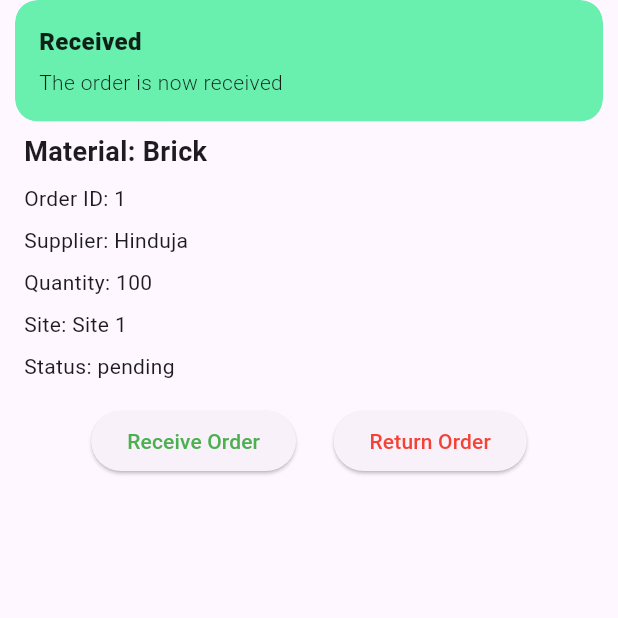
After one commit to editorschamber/construction_user, a Flutter app: the OrderDetailsScreen screen opened directly with sample values from the repository, after a tap on "Receive Order", on a phone screen of 412 x 824 dp, the top half of it. The commit adds this screen. Run offline on Flutter 3.47's test engine with Material 3 defaults, Android fonts, the phone set to English and light mode, and no system bars; our stand-ins replace dotted_border, file_picker, firebase_auth, firebase_core, get, get_storage and 3 more; accounts and stored records are empty.

Commit message:
UI FIXES and IMPROVEMENTS and CLEAN CODE

```diff
--- a/lib/core/data/orderModel.dart
+++ b/lib/core/data/orderModel.dart
@@ -1,35 +1,33 @@
 class Order {
+  final String id;
   final String materialName;
   final String supplierName;
   String quantity;
   final String imagePath;
-  final bool isReceivedOrder;
   final String siteName;
-  bool isReturn;
-  String returnedQuantity; // New field
+  String returnedQuantity;
   String? status = 'pending';
+  //pending , approved, returned, received
 
   Order({
+    required this.id,
     required this.materialName,
     required this.supplierName,
     required this.quantity,
     required this.imagePath,
-    this.isReceivedOrder = false,
     required this.siteName,
-    required this.isReturn,
     required this.returnedQuantity,
     this.status
   });
 
   Map<String, dynamic> toJson() {
     return {
+      'id': id,
       'materialName': materialName,
       'supplierName': supplierName,
       'quantity': quantity,
       'imagePath': imagePath,
-      'isReceivedOrder': isReceivedOrder,
       'siteName': siteName,
-      'isReturn': isReturn,
       'status': status,
       'returnedQuantity': returnedQuantity, // Include new field
     };
@@ -37,13 +35,12 @@ class Order {
 
   factory Order.fromJson(Map<String, dynamic> json) {
     return Order(
+      id: json['id'],
       materialName: json['materialName'],
       supplierName: json['supplierName'],
       quantity: json['quantity'],
       imagePath: json['imagePath'],
-      isReceivedOrder: json['isReceivedOrder'] ?? false,
       siteName: json['siteName'] ?? '',
-      isReturn: json['isReturn'],
       status: json['status'],
       returnedQuantity:
       json['returnedQuantity'] ?? '', // Default value for new field
--- a/lib/ui/user/mainOrderPage/controller/main_order_controller.dart
+++ b/lib/ui/user/mainOrderPage/controller/main_order_controller.dart
@@ -19,50 +19,49 @@ class MainOrderController extends GetxController {
   var selectedSite = ''.obs;
   var sites = <Site>[].obs;
   File? pickedImage;
-
   final ImagePicker _picker = ImagePicker();
+  int _orderIdCounter = 0; // ID counter for orders
 
   List<Order> defaultOrders = [
     Order(
+      id: '1',
       materialName: "Brick",
       supplierName: 'Hinduja',
       quantity: '100',
       imagePath: '',
       siteName: "Site 1",
-      isReturn: false,
       returnedQuantity: '',
-      status: 'pending'
+      status: 'pending',
     ),
     Order(
+      id: '2',
       materialName: "Brick",
       supplierName: 'Hinduja',
       quantity: '100',
       imagePath: '',
       siteName: "Site 1",
-      isReturn: false,
       returnedQuantity: '',
-      status: 'approved'
+      status: 'approved',
     ),
     Order(
+      id: '3',
       materialName: "Sand",
       supplierName: 'Malviya',
       quantity: '10',
       imagePath: '',
       siteName: "Site 2",
-      isReturn: true,
       returnedQuantity: '5',
-      status: ''
+      status: 'received',
     ),
     Order(
+      id: '4',
       materialName: "Cement",
       supplierName: 'Malviya',
       quantity: '10',
       imagePath: '',
       siteName: "Site 2",
-      isReturn: false,
       returnedQuantity: '',
-      isReceivedOrder: true,
-        status: ''
+      status: 'returned',
     ),
   ];
 
@@ -71,8 +70,48 @@ class MainOrderController extends GetxController {
     super.onInit();
     log("onINITTTTTT");
     loadOrders();
+    loadOrderIdCounter();
     orders.addAll(defaultOrders);
     loadSites();
+  }
+
+  void updater(){
+    loadOrders();
+    update();
+  }
+
+  List<Order> retrieveOrders() {
+    final box = GetStorage();
+    final List<dynamic> jsonOrders = box.read('orders') ?? [];
+    return jsonOrders.map((json) => Order.fromJson(json)).toList();
+  }
+
+  Order? getOrderById(String orderId) {
+    final orders = retrieveOrders();
+    try {
+      return orders.firstWhere((order) => order.id == orderId);
+    } catch (e) {
+      return null; // Return null if no order is found with the given ID
+    }
+  }
+
+  void updateOrderById(String id, Order updatedOrder) {
+    int index = orders.indexWhere((order) => order.id == id);
+    if (index != -1) {
+      orders[index] = updatedOrder;
+      saveOrders();
+    } else {
+      Get.snackbar("Order with id $id not found.",'');
+    }
+  }
+
+  void loadOrderIdCounter() {
+    _orderIdCounter = box.read('orderIdCounter') ?? 0;
+  }
+
+  void saveOrderIdCounter() {
+    box.write('orderIdCounter', _orderIdCounter);
+    update();
   }
 
   void showReturnOrderDialog() {
@@ -81,25 +120,30 @@ class MainOrderController extends GetxController {
 
   void addReturnedOrder(Order order) {
     orders.add(order);
+    update();
   }
 
   void partialReturnOrder(int index, String quantity) {
     orders[index].returnedQuantity += quantity;
-    orders[index].isReturn = true;
+    orders[index].status = 'returned';
   }
 
   void fullReturnOrder(int index) {
     orders[index].returnedQuantity = orders[index].quantity;
     orders[index].quantity = 'Full';
-    orders[index].isReturn = true;
+    orders[index].status = 'returned';
   }
 
   void loadOrders() {
-
-    List<Order> storedOrders = (box.read<List>('orders') as List?)
+    List<Order>? storedOrders = (box.read<List>('orders') as List?)
         ?.map((orderJson) => Order.fromJson(orderJson))
-        .toList() ??
-        defaultOrders;
+        .toList();
+    if(storedOrders?.length==0){
+      orders.addAll(defaultOrders);
+      saveOrders();
+      loadOrders();
+      update();
+    }
     // orders.value = storedOrders;
     // orders.value = storedOrders.map((e) => Order.fromJson(e)).toList();
   }
@@ -144,7 +188,7 @@ class MainOrderController extends GetxController {
         pickedImage = File(image.path);
         log(image.path.toString());
         log(pickedImage!.path.split('/').last.toString());
-        receiveOrderDialog(isReceivedOrder: true);
+        receiveOrderDialog();
       }
     } catch (e) {
       log("Error picking image: $e");
@@ -165,38 +209,40 @@ class MainOrderController extends GetxController {
     }
   }
 
-  void receiveOrderDialog({bool isReceivedOrder = false}) {
+  void receiveOrderDialog() {
     Get.dialog(
-        ReceiveOrderDialog(isReceivedOrder: isReceivedOrder,)
+      ReceiveOrderDialog(),
     );
   }
 
   void showReturnDialog({bool isReceivedOrder = false}) {
     Get.dialog(
-     const ReturnOrderDialog()
+      const ReturnOrderDialog(),
     );
   }
 
-  void addOrder({bool isReceivedOrder = false}) {
+  void addOrder({String status = 'pending'}) {
     bool hasImage = pickedImage != null;
     bool hasMaterial = materialNameController.text.isNotEmpty;
     bool hasQuantity = quantityController.text.isNotEmpty;
     bool hasSite = selectedSite.value.isNotEmpty;
 
     if (hasImage || (hasMaterial && hasQuantity)) {
+      _orderIdCounter++;
       final order = Order(
-        status: 'pending',
+        id: _orderIdCounter.toString(), // Assign incrementing ID
+        status: status,
         materialName: hasMaterial ? materialNameController.text : "",
         supplierName: selectedSupplier.value,
         quantity: hasQuantity ? quantityController.text : "",
         imagePath: hasImage ? pickedImage!.path : "",
-          isReceivedOrder: isReceivedOrder,
         siteName: selectedSite.value, // New field
-          isReturn: false,
-          returnedQuantity: '');
+        returnedQuantity: '',
+      );
 
       orders.add(order);
       saveOrders();
+      saveOrderIdCounter(); // Save the updated counter
       clearControllers();
     } else {
       log("Order cannot be added. Please provide either an image, material, quantity, and site.");
@@ -210,19 +256,21 @@ class MainOrderController extends GetxController {
     bool hasSite = selectedSite.value.isNotEmpty;
 
     if (hasImage || (hasMaterial && hasQuantity)) {
+      _orderIdCounter++;
       final order = Order(
-        status: '',
+        id: _orderIdCounter.toString(), // Assign incrementing ID
+        status: 'returned',
         materialName: hasMaterial ? materialNameController.text : "",
         supplierName: selectedSupplier.value,
         quantity: hasQuantity ? quantityController.text : "",
         imagePath: hasImage ? pickedImage!.path : "",
-          isReceivedOrder: isReceivedOrder,
         siteName: selectedSite.value, // New field
-          isReturn: true,
-          returnedQuantity: '');
+        returnedQuantity: '',
+      );
 
       orders.add(order);
       saveOrders();
+      saveOrderIdCounter(); // Save the updated counter
       clearControllers();
     } else {
       log("Order cannot be added. Please provide either an image, material, quantity, and site.");
@@ -244,7 +292,7 @@ class MainOrderController extends GetxController {
         log(pickedImage!.path.split('/').last.toString());
       }
     } catch (e) {
-      log("Error picking file: ${e}");
+      log("Error picking file: $e");
     }
   }
 
--- a/lib/ui/user/mainOrderPage/widgets/main_order_page.dart
+++ b/lib/ui/user/mainOrderPage/widgets/main_order_page.dart
@@ -5,6 +5,7 @@ import 'package:get/get.dart';
 import 'package:site_construct/ui/user/homeScreen/models/site.dart';
 import 'package:site_construct/ui/user/mainOrderPage/controller/main_order_controller.dart';
 import 'package:site_construct/ui/user/mainOrderPage/widgets/main_order_dialog.dart';
+import 'package:site_construct/ui/user/orderDetailsPage/orderDetailsScreen.dart';
 
 class MainOrderPage extends GetView<MainOrderController> {
   const MainOrderPage({super.key});
@@ -43,21 +44,11 @@ class ReceiveOrdersTab extends GetView<MainOrderController> {
     controller.loadOrders();
     return Column(
       children: [
-        Padding(
-          padding: const EdgeInsets.all(8.0),
-          child: Center(
-            child: ElevatedButton(
-              onPressed: () {
-                controller.pickImageFromCamera();
-              },
-              child: const Text('Receive Orders'),
-            ),
-          ),
-        ),
+
         Expanded(
           child: Obx(() {
             final filteredOrders = controller.orders
-                .where((order) => order.isReceivedOrder)
+                .where((order) => order.status=='received')
                 .toList();
 
             return Padding(
@@ -127,7 +118,11 @@ class ReceiveOrdersTab extends GetView<MainOrderController> {
                               ),
                             ),
                           ),
-                        Padding(
+                        GestureDetector(
+                          onTap: () {
+                            Get.to(() => OrderDetailsScreen(order: order));
+                          },
+                          child: Padding(
                             padding: const EdgeInsets.all(8.0),
                             child: Column(
                               crossAxisAlignment: CrossAxisAlignment.start,
@@ -144,6 +139,7 @@ class ReceiveOrdersTab extends GetView<MainOrderController> {
                               ],
                             ),
                           ),
+                        ),
                         IconButton(
                           icon: const Icon(Icons.delete),
                           onPressed: () {
@@ -158,6 +154,17 @@ class ReceiveOrdersTab extends GetView<MainOrderController> {
               ),
             );
           }),
+        ),
+        Padding(
+          padding: const EdgeInsets.all(8.0),
+          child: Center(
+            child: ElevatedButton(
+              onPressed: () {
+                controller.pickImageFromCamera();
+              },
+              child: const Text('Receive Orders'),
+            ),
+          ),
         ),
       ],
     );
@@ -208,8 +215,8 @@ class OrderListTab extends GetView<MainOrderController> {
           Expanded(
             child: Obx(() {
               final filteredOrders = controller.orders.where((order) {
-                return !order.isReturn &&
-                    !order.isReceivedOrder &&
+                return order.status=='pending' ||
+                    order.status=='approved' &&
                     (controller.selectedSite.value == 'ALL' ||
                         controller.selectedSite.value.isEmpty ||
                         order.siteName == controller.selectedSite.value);
@@ -245,7 +252,11 @@ class OrderListTab extends GetView<MainOrderController> {
                         break;
                     }
 
-                    return Container(
+                    return GestureDetector(
+                      onTap: () {
+                        Get.to(() => OrderDetailsScreen(order: order));
+                      },
+                      child: Container(
                         decoration: BoxDecoration(
                           color: backgroundColor,
                           border: Border.all(color: borderColor, width: 2),
@@ -334,6 +345,7 @@ class OrderListTab extends GetView<MainOrderController> {
                             ],
                           ),
                         ),
+                      ),
                     );
                   },
                 ),
@@ -352,21 +364,11 @@ class ReturnedOrdersTab extends GetView<MainOrderController> {
   Widget build(BuildContext context) {
     return Column(
       children: [
-        Padding(
-          padding: const EdgeInsets.all(8.0),
-          child: Center(
-            child: ElevatedButton(
-              onPressed: () {
-                controller.showReturnDialog();
-              },
-              child: const Text('Return Orders'),
-            ),
-          ),
-        ),
+
         Expanded(
           child: Obx(() {
             final filteredOrders =
-                controller.orders.where((order) => order.isReturn).toList();
+                controller.orders.where((order) => order.status=='returned').toList();
 
             return Padding(
               padding: const EdgeInsets.all(8.0),
@@ -435,7 +437,11 @@ class ReturnedOrdersTab extends GetView<MainOrderController> {
                               ),
                             ),
                           ),
-                        Padding(
+                        GestureDetector(
+                          onTap: () {
+                            Get.to(() => OrderDetailsScreen(order: order));
+                          },
+                          child: Padding(
                             padding: const EdgeInsets.all(8.0),
                             child: Column(
                               crossAxisAlignment: CrossAxisAlignment.start,
@@ -457,6 +463,7 @@ class ReturnedOrdersTab extends GetView<MainOrderController> {
                               ],
                             ),
                           ),
+                        ),
                         IconButton(
                           icon: const Icon(Icons.delete),
                           onPressed: () {
@@ -472,6 +479,17 @@ class ReturnedOrdersTab extends GetView<MainOrderController> {
             );
           }),
         ),
+        Padding(
+          padding: const EdgeInsets.all(8.0),
+          child: Center(
+            child: ElevatedButton(
+              onPressed: () {
+                controller.showReturnDialog();
+              },
+              child: const Text('Return Orders'),
+            ),
+          ),
+        ),
       ],
     );
   }
--- /dev/null
+++ b/lib/ui/user/orderDetailsPage/orderDetailsScreen.dart
@@ -0,0 +1,85 @@
+import 'dart:io';
+import 'package:flutter/material.dart';
+import 'package:get/get.dart';
+import 'package:site_construct/core/data/orderModel.dart';
+import 'package:site_construct/ui/user/mainOrderPage/controller/main_order_controller.dart';
+
+class OrderDetailsScreen extends GetView<MainOrderController> {
+  final Order order;
+
+  const OrderDetailsScreen({required this.order, super.key});
+
+  @override
+  Widget build(BuildContext context) {
+    return Scaffold(
+      appBar: AppBar(
+        title: const Text('Order Details'),
+      ),
+      body: Padding(
+        padding: const EdgeInsets.all(16.0),
+        child: Column(
+          crossAxisAlignment: CrossAxisAlignment.start,
+          children: [
+            if (order.imagePath.isNotEmpty)
+              Center(
+                child: Image.file(
+                  File(order.imagePath),
+                  fit: BoxFit.cover,
+                ),
+              ),
+            const SizedBox(height: 16),
+            Text(
+              'Material: ${order.materialName}',
+              style: const TextStyle(fontWeight: FontWeight.bold, fontSize: 18),
+            ),
+            const SizedBox(height: 8),
+            Text('Order ID: ${order.id}'),
+            const SizedBox(height: 8),
+            Text('Supplier: ${order.supplierName}'),
+            const SizedBox(height: 8),
+            Text('Quantity: ${order.quantity}'),
+            const SizedBox(height: 8),
+            Text('Site: ${order.siteName}'),
+            const SizedBox(height: 8),
+            Text('Status: ${order.status}'),
+            const SizedBox(height: 16),
+
+            Row(
+              mainAxisAlignment: MainAxisAlignment.center,
+              crossAxisAlignment: CrossAxisAlignment.center,
+              children: [
+                //Receive Order Button
+                ElevatedButton(
+                  onPressed: () {
+                    Get.snackbar('Received', 'The order is now received',
+                    backgroundColor: Colors.greenAccent.shade200);
+                    order.status = "received";
+                    controller.updateOrderById(order.id, order);
+                    controller.updater();
+                  },
+                  child: const Text('Receive Order',style: TextStyle(color: Colors.green)),
+                ),
+
+                const SizedBox(
+                  width: 25,
+                ),
+
+                //Return Order Button
+                ElevatedButton(
+                  onPressed: () {
+                    Get.snackbar('Return', 'The order is now returned',
+                    backgroundColor: Colors.red.shade200);
+                    order.status = "returned";
+                    controller.updateOrderById(order.id, order);
+                    controller.update();
+                  },
+                  child: const Text('Return Order',style: TextStyle(color: Colors.red),),
+                ),
+              ],
+            ),
+          ],
+        ),
+      ),
+    );
+  }
+}
```
Also changed, not shown: lib/ui/user/mainOrderPage/widgets/main_order_dialog.dart (+16 -5 lines), lib/ui/user/mainOrderPage/widgets/receiveOrderDialog.dart (+4 -3 lines), lib/ui/user/orderPage/controller/order_controller.dart (+75 -42 lines). Lines whose indentation alone changed are shown as unchanged.
